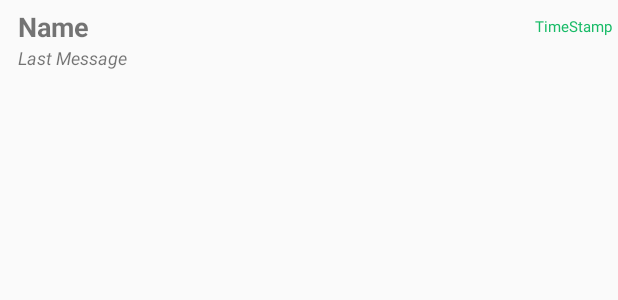
After one commit to idany8/LungUpFinal, an Android app: the layout chat_template.xml on its own in the app's theme, with its tools: preview values and no code run, on a phone screen of 412 x 824 dp. The commit adds this screen. Shown: the top 300 px of the screen. Run offline under Robolectric (Android 15) with nearby library versions, the phone set to English and light mode, and no system bars.

Commit message:
chat, bugs fix

```diff
--- a/app/build.gradle
+++ b/app/build.gradle
@@ -38,6 +38,8 @@ dependencies {
     compile 'com.google.firebase:firebase-storage:10.2.4'
     compile 'com.google.firebase:firebase-auth:10.2.4'
     compile 'com.google.firebase:firebase-messaging:10.2.4'
+    compile 'com.firebaseui:firebase-ui-database:1.2.0'
+    compile 'com.yqritc:recyclerview-flexibledivider:1.4.0'
     testCompile 'junit:junit:4.12'
 }
 apply plugin: 'com.google.gms.google-services'
--- a/app/src/main/java/com/example/idan/lungupfinal/CaregiverMenuActivity.java
+++ b/app/src/main/java/com/example/idan/lungupfinal/CaregiverMenuActivity.java
@@ -75,8 +75,8 @@ public class CaregiverMenuActivity extends AppCompatActivity implements View.OnC
 
         findViewById(R.id.btn_messages_cgmenu).setOnClickListener(new View.OnClickListener() {
             public void onClick(View view) {
-                Toast.makeText(CaregiverMenuActivity.this, " " + mAuth.getCurrentUser().getUid() + " -- " + mAuth.getCurrentUser().getDisplayName(),
-                        Toast.LENGTH_LONG).show();
+                Intent intent = new Intent(CaregiverMenuActivity.this, ChatListActivity.class);
+                startActivity(intent);
 
 
 //                final ArrayList<User> ruList= new ArrayList<User>();
--- a/app/src/main/java/com/example/idan/lungupfinal/PatientMenuActivity.java
+++ b/app/src/main/java/com/example/idan/lungupfinal/PatientMenuActivity.java
@@ -135,8 +135,8 @@ public class PatientMenuActivity extends AppCompatActivity {
 
         findViewById(R.id.btn_messages_ptm).setOnClickListener(new View.OnClickListener() {
             public void onClick(View view) {
-//                Intent intent = new Intent(PatientMenuActivity.this, CreateNewExerciseActivity.class);
-//                startActivity(intent);
+                Intent intent = new Intent(PatientMenuActivity.this, ChatListActivity.class);
+                startActivity(intent);
             }
         });
         findViewById(R.id.btn_settings_ptm).setOnClickListener(new View.OnClickListener() {
--- /dev/null
+++ b/app/src/main/res/layout/chat_template.xml
@@ -0,0 +1,64 @@
+<?xml version="1.0" encoding="utf-8"?>
+
+
+
+<LinearLayout xmlns:android="http://schemas.android.com/apk/res/android"
+    android:layout_width="match_parent"
+    android:layout_height="wrap_content"
+    android:orientation="horizontal"
+    android:background="?android:attr/selectableItemBackground"
+    android:layout_margin="2dp"
+    android:id="@+id/chat_layout">
+
+
+    <LinearLayout
+        android:layout_width="match_parent"
+        android:layout_height="wrap_content"
+        android:orientation="vertical"
+        android:layout_marginTop="3dp"
+        android:paddingLeft="10dp">
+        <RelativeLayout
+            android:layout_width="match_parent"
+            android:layout_height="match_parent"
+            android:paddingBottom="10dp">
+            <LinearLayout
+                android:id="@+id/linearLayout"
+                android:layout_width="wrap_content"
+                android:layout_height="wrap_content"
+                android:layout_gravity="center"
+                android:orientation="vertical">
+                <TextView
+                    android:id="@+id/chat_name"
+                    android:layout_width="wrap_content"
+                    android:layout_height="wrap_content"
+                    android:text="Name"
+                    android:textSize="18sp"
+                    android:textStyle="bold" />
+                <TextView
+                    android:id="@+id/chat_last_message"
+                    android:layout_width="wrap_content"
+                    android:layout_height="wrap_content"
+                    android:text="Last Message"
+                    android:maxLines="2"
+                    android:textStyle="italic"
+                    android:textSize="12sp"/>
+            </LinearLayout>
+
+            <TextView
+                android:textSize="10sp"
+                android:layout_marginRight="2dp"
+                android:layout_marginTop="5dp"
+                android:id="@+id/chat_time_stamp"
+                android:layout_width="wrap_content"
+                android:layout_height="wrap_content"
+                android:layout_alignParentEnd="true"
+                android:layout_alignParentRight="true"
+                android:layout_alignTop="@+id/linearLayout"
+                android:text="TimeStamp"
+
+                android:textColor="#18BB67"/>
+
+        </RelativeLayout>
+
+    </LinearLayout>
+</LinearLayout>
--- a/app/src/main/res/values/dimens.xml
+++ b/app/src/main/res/values/dimens.xml
@@ -2,4 +2,7 @@
     <!-- Default screen margins, per the Android Design guidelines. -->
     <dimen name="activity_horizontal_margin">16dp</dimen>
     <dimen name="activity_vertical_margin">16dp</dimen>
+
+    <dimen name="chat_divider_right">0dp</dimen>
+    <dimen name="chat_divider_left">60dp</dimen>
 </resources>
```
Also changed, not shown: app/src/main/AndroidManifest.xml (+7 -1 lines), app/src/main/java/com/example/idan/lungupfinal/Chat.java (added, +49 -0 lines), app/src/main/java/com/example/idan/lungupfinal/ChatActivity.java (added, +202 -0 lines), app/src/main/java/com/example/idan/lungupfinal/ChatListActivity.java (added, +101 -0 lines), app/src/main/java/com/example/idan/lungupfinal/CreateNewPatient.java (+8 -2 lines), app/src/main/java/com/example/idan/lungupfinal/ExercisesPlanActivity.java (+9 -0 lines), app/src/main/java/com/example/idan/lungupfinal/Message.java (added, +55 -0 lines), app/src/main/res/layout/activity_chat.xml (added, +60 -0 lines), app/src/main/res/layout/activity_chat_list.xml (added, +43 -0 lines), app/src/main/res/layout/message_template.xml (added, +31 -0 lines), app/src/main/res/values/colors.xml (+23 -0 lines), app/src/main/res/drawable/bubble_in.9.png (added), app/src/main/res/drawable/bubble_out.9.png (added), app/src/main/res/drawable/ic_send_white_24dp.png (added).
